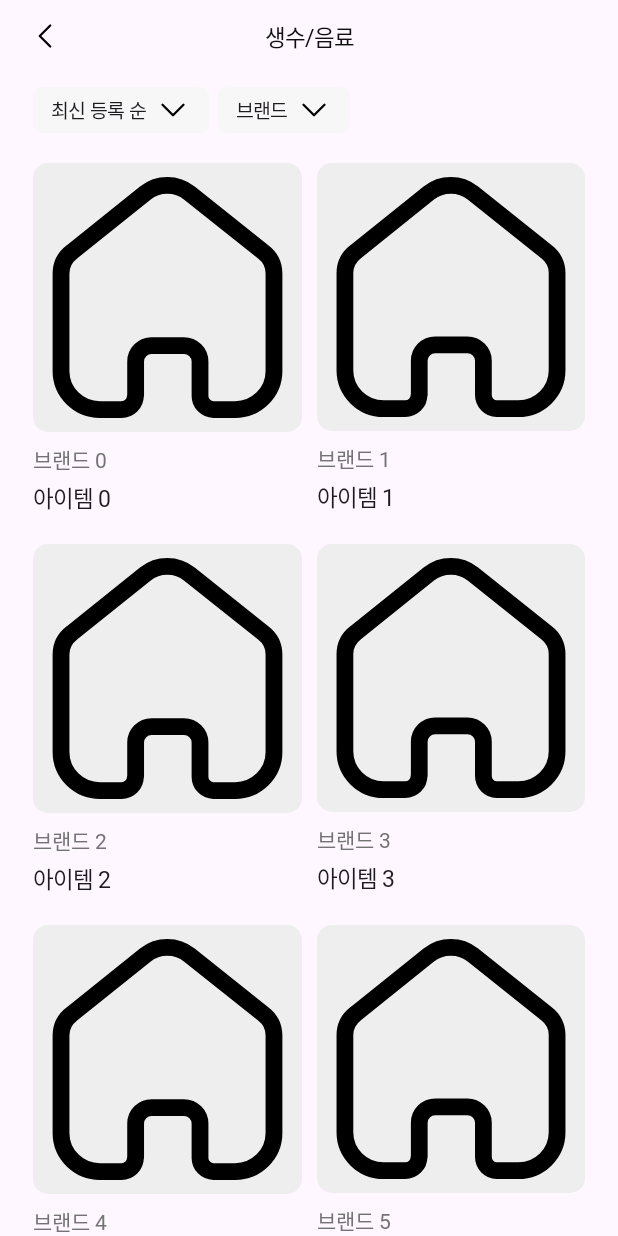
After one commit to zerosome-dev/zerosome-android, an Android app built with Jetpack Compose: the composable CategoryDetailScreen shown on its own in the app's theme, on a phone screen of 412 x 824 dp. The commit adds this screen. Run offline under Robolectric (Android 15) with nearby library versions, the phone set to English and light mode, and no system bars; Roboto replaces fonts that are not available here.

Commit message:
💄카테고리 디테일 화면 UI 개발.

```diff
--- /dev/null
+++ b/design/src/main/java/com/zerosome/design/ui/component/AppBarComponent.kt
@@ -0,0 +1,47 @@
+package com.zerosome.design.ui.component
+
+import androidx.compose.foundation.Image
+import androidx.compose.foundation.clickable
+import androidx.compose.foundation.interaction.MutableInteractionSource
+import androidx.compose.foundation.layout.Box
+import androidx.compose.foundation.layout.fillMaxWidth
+import androidx.compose.foundation.layout.padding
+import androidx.compose.foundation.layout.size
+import androidx.compose.foundation.layout.wrapContentHeight
+import androidx.compose.material.ripple.rememberRipple
+import androidx.compose.material3.Text
+import androidx.compose.runtime.Composable
+import androidx.compose.ui.Alignment
+import androidx.compose.ui.Modifier
+import androidx.compose.ui.graphics.painter.Painter
+import androidx.compose.ui.semantics.Role
+import androidx.compose.ui.unit.dp
+import com.zerosome.design.ui.theme.SubTitle1
+import com.zerosome.design.ui.theme.ZSColor
+
+@Composable
+fun AppBarItem(
+    backNavigationIcon: Painter? = null,
+    onBackPressed: () -> Unit = {},
+    navTitle: String, // TODO : WILL CHANGE TO ResId,
+) {
+    Box(
+        Modifier
+            .fillMaxWidth()
+            .wrapContentHeight()
+            .padding(horizontal = 18.dp, vertical = 12.dp)) {
+        backNavigationIcon?.let {
+            Image(painter = it, contentDescription = "Back Pressed", modifier = Modifier
+                .size(24.dp)
+                .clickable(
+                    onClick = onBackPressed,
+                    interactionSource = MutableInteractionSource(),
+                    indication = rememberRipple(),
+                    role = Role.Button
+                )
+                .align(Alignment.CenterStart))
+
+            Text(text = navTitle, style = SubTitle1, color = ZSColor.Neutral900, modifier = Modifier.align(Alignment.Center))
+        }
+    }
+}
--- a/design/src/main/java/com/zerosome/design/ui/component/DetailCardComponent.kt
+++ b/design/src/main/java/com/zerosome/design/ui/component/DetailCardComponent.kt
@@ -1,6 +1,5 @@
 package com.zerosome.design.ui.component
 
-import androidx.compose.foundation.BorderStroke
 import androidx.compose.foundation.background
 import androidx.compose.foundation.layout.Arrangement
 import androidx.compose.foundation.layout.Column
@@ -28,13 +27,13 @@ fun DetailCardComponent() {
         .wrapContentSize()
         .aspectRatio(100 / 109f),
         shadowElevation = 5.dp
-        ) {
+        )
+    {
         Column(horizontalAlignment = Alignment.CenterHorizontally, modifier = Modifier.padding(bottom = 16.dp)) {
             Spacer(modifier = Modifier
                 .height(216.dp)
                 .background(
                     color = ZSColor.Neutral500,
-                    shape = RoundedCornerShape(topStart = 12.dp, topEnd = 12.dp)
                 ))
             Spacer(modifier = Modifier.height(14.dp))
             Text(text = "#생수/음료 #탄산음료", style = Label1, color = ZSColor.Neutral500)
--- a/design/src/main/java/com/zerosome/design/ui/component/SimpleCardComponent.kt
+++ b/design/src/main/java/com/zerosome/design/ui/component/SimpleCardComponent.kt
@@ -5,15 +5,15 @@ import androidx.compose.foundation.background
 import androidx.compose.foundation.layout.Column
 import androidx.compose.foundation.layout.Row
 import androidx.compose.foundation.layout.Spacer
+import androidx.compose.foundation.layout.aspectRatio
+import androidx.compose.foundation.layout.defaultMinSize
 import androidx.compose.foundation.layout.fillMaxWidth
 import androidx.compose.foundation.layout.height
-import androidx.compose.foundation.layout.size
 import androidx.compose.foundation.shape.RoundedCornerShape
 import androidx.compose.material3.Text
 import androidx.compose.runtime.Composable
 import androidx.compose.ui.Modifier
 import androidx.compose.ui.draw.clip
-import androidx.compose.ui.draw.shadow
 import androidx.compose.ui.res.painterResource
 import androidx.compose.ui.text.style.TextOverflow
 import androidx.compose.ui.unit.dp
@@ -24,17 +24,19 @@ import com.zerosome.design.ui.theme.ZSColor
 
 @Composable
 fun SimpleCardComponent(
+    modifier: Modifier = Modifier,
     title: String,
     brandName: String,
     image: String
 ) {
-    Column {
+    Column(modifier = modifier) {
         Image(
             painter = painterResource(id = R.drawable.ic_home),
             contentDescription = "image",
-            modifier = Modifier
-                .size(150.dp)
+            modifier = modifier
                 .background(ZSColor.Neutral100, RoundedCornerShape(10.dp))
+                .defaultMinSize(150.dp, 150.dp)
+                .aspectRatio(1f)
                 .clip(
                     RoundedCornerShape(10.dp)
                 )
--- /dev/null
+++ b/design/src/main/java/com/zerosome/design/ui/component/ZSDropdown.kt
@@ -0,0 +1,53 @@
+package com.zerosome.design.ui.component
+
+import androidx.compose.foundation.Image
+import androidx.compose.foundation.background
+import androidx.compose.foundation.clickable
+import androidx.compose.foundation.interaction.MutableInteractionSource
+import androidx.compose.foundation.layout.Row
+import androidx.compose.foundation.layout.Spacer
+import androidx.compose.foundation.layout.padding
+import androidx.compose.foundation.layout.width
+import androidx.compose.foundation.shape.RoundedCornerShape
+import androidx.compose.material.ripple.rememberRipple
+import androidx.compose.material3.Text
+import androidx.compose.runtime.Composable
+import androidx.compose.runtime.remember
+import androidx.compose.ui.Alignment
+import androidx.compose.ui.Modifier
+import androidx.compose.ui.res.painterResource
+import androidx.compose.ui.semantics.Role
+import androidx.compose.ui.unit.dp
+import com.zerosome.design.R
+import com.zerosome.design.ui.theme.Label1
+import com.zerosome.design.ui.theme.ZSColor
+
+@Composable
+fun ZSDropdown(
+    placeholderText: String = "",
+    onItemSelected: () -> Unit,
+    selectedString: String = ""
+) {
+    Row(
+        modifier = Modifier
+            .clickable(
+                interactionSource = remember {
+                    MutableInteractionSource()
+                },
+                indication = rememberRipple(),
+                role = Role.DropdownList,
+                onClick = onItemSelected
+            )
+            .background(color = ZSColor.Neutral50, shape = RoundedCornerShape(6.dp)),
+        verticalAlignment = Alignment.CenterVertically
+    ) {
+        Spacer(modifier = Modifier.width(12.dp))
+        Text(text = selectedString.ifEmpty { placeholderText }, style = Label1, modifier = Modifier.padding(vertical = 6.dp))
+        Spacer(modifier = Modifier.width(6.dp))
+        Image(
+            painter = painterResource(id = R.drawable.ic_chevron_down),
+            contentDescription = "SHOW MORE"
+        )
+        Spacer(modifier = Modifier.width(12.dp))
+    }
+}
--- a/design/src/main/java/com/zerosome/design/ui/component/ZSTag.kt
+++ b/design/src/main/java/com/zerosome/design/ui/component/ZSTag.kt
@@ -13,7 +13,7 @@ import com.zerosome.design.ui.theme.ZSColor
 fun ZSTag(
     title: String
 ) {
-    Surface(shape = RoundedCornerShape(4.dp), modifier = Modifier.padding(vertical = 3.dp, horizontal = 6.dp), color = ZSColor.Neutral50) {
-        Text(text = title, color = ZSColor.Neutral700)
+    Surface(shape = RoundedCornerShape(4.dp), color = ZSColor.Neutral50) {
+        Text(text = title, color = ZSColor.Neutral700, modifier = Modifier.padding(vertical = 3.dp, horizontal = 6.dp))
     }
 }
--- /dev/null
+++ b/design/src/main/res/drawable/ic_chevron_down.xml
@@ -0,0 +1,13 @@
+<vector xmlns:android="http://schemas.android.com/apk/res/android"
+    android:width="24dp"
+    android:height="24dp"
+    android:viewportWidth="24"
+    android:viewportHeight="24">
+  <path
+      android:pathData="M19,8.5L12,15.5L5,8.5"
+      android:strokeLineJoin="round"
+      android:strokeWidth="1.5"
+      android:fillColor="#00000000"
+      android:strokeColor="#000000"
+      android:strokeLineCap="round"/>
+</vector>
--- /dev/null
+++ b/design/src/main/res/drawable/ic_chevron_left.xml
@@ -0,0 +1,13 @@
+<vector xmlns:android="http://schemas.android.com/apk/res/android"
+    android:width="24dp"
+    android:height="24dp"
+    android:viewportWidth="24"
+    android:viewportHeight="24">
+  <path
+      android:pathData="M15.5,19L8.5,12L15.5,5"
+      android:strokeLineJoin="round"
+      android:strokeWidth="1.5"
+      android:fillColor="#00000000"
+      android:strokeColor="#000000"
+      android:strokeLineCap="round"/>
+</vector>
--- /dev/null
+++ b/design/src/main/res/drawable/icon_check.xml
@@ -0,0 +1,11 @@
+<vector xmlns:android="http://schemas.android.com/apk/res/android"
+    android:width="24dp"
+    android:height="24dp"
+    android:viewportWidth="24"
+    android:viewportHeight="24">
+  <path
+      android:pathData="M6,11L10.5,16L17,8"
+      android:strokeWidth="1.8"
+      android:fillColor="#00000000"
+      android:strokeColor="#0F0F0F"/>
+</vector>
--- a/domain/build.gradle.kts
+++ b/domain/build.gradle.kts
@@ -24,12 +24,6 @@ android {
             )
         }
     }
-    buildFeatures {
-        compose = true
-    }
-    composeOptions {
-        kotlinCompilerExtensionVersion = "1.5.14"
-    }
     compileOptions {
         sourceCompatibility = JavaVersion.VERSION_1_8
         targetCompatibility = JavaVersion.VERSION_1_8
--- /dev/null
+++ b/domain/src/main/java/com/zerosome/domain/SortItem.kt
@@ -0,0 +1,9 @@
+package com.zerosome.domain
+
+enum class SortItem(val sortName: String) {
+    LATEST("최신 등록 순"),
+    RATING_HIGHEST("별점 높은 순"),
+    RATING_LOWEST("별점 낮은 순"),
+    REVIEW_HIGHEST("리뷰 많은 순"),
+    REVIEW_LOWEST("리뷰 적은 순")
+}
--- a/feat/main/build.gradle.kts
+++ b/feat/main/build.gradle.kts
@@ -42,6 +42,7 @@ android {
 
 dependencies {
     implementation(project(":design"))
+    implementation(project(":domain"))
 
     implementation(libs.androidx.core.ktx)
     implementation(libs.androidx.appcompat)
--- /dev/null
+++ b/feat/main/src/main/java/com/zerosome/main/category/CategoryDetailScreen.kt
@@ -0,0 +1,103 @@
+package com.zerosome.main.category
+
+import androidx.compose.foundation.Image
+import androidx.compose.foundation.layout.Arrangement
+import androidx.compose.foundation.layout.Column
+import androidx.compose.foundation.layout.ExperimentalLayoutApi
+import androidx.compose.foundation.layout.FlowRow
+import androidx.compose.foundation.layout.PaddingValues
+import androidx.compose.foundation.layout.Row
+import androidx.compose.foundation.layout.Spacer
+import androidx.compose.foundation.layout.fillMaxSize
+import androidx.compose.foundation.layout.fillMaxWidth
+import androidx.compose.foundation.layout.height
+import androidx.compose.foundation.layout.padding
+import androidx.compose.foundation.lazy.grid.GridCells
+import androidx.compose.foundation.lazy.grid.LazyVerticalGrid
+import androidx.compose.material3.Button
+import androidx.compose.material3.ExperimentalMaterial3Api
+import androidx.compose.material3.ModalBottomSheet
+import androidx.compose.material3.Text
+import androidx.compose.runtime.Composable
+import androidx.compose.runtime.getValue
+import androidx.compose.runtime.mutableStateOf
+import androidx.compose.runtime.remember
+import androidx.compose.runtime.setValue
+import androidx.compose.ui.Alignment
+import androidx.compose.ui.Modifier
+import androidx.compose.ui.graphics.Color
+import androidx.compose.ui.res.painterResource
+import androidx.compose.ui.unit.dp
+import com.zerosome.design.ui.component.AppBarItem
+import com.zerosome.design.ui.component.SimpleCardComponent
+import com.zerosome.design.ui.component.ZSChip
+import com.zerosome.design.ui.component.ZSDropdown
+import com.zerosome.design.ui.theme.H2
+import com.zerosome.design.ui.theme.SubTitle1
+import com.zerosome.design.ui.theme.SubTitle2
+import com.zerosome.domain.SortItem
+
+@Composable
+fun CategoryDetailScreen(onBackPressed: () -> Unit) {
+    var isCategoryDropdownShowing by remember {
+        mutableStateOf(false)
+    }
+    var isBrandDropdownShowing by remember {
+        mutableStateOf(false)
+    }
+    Column(modifier = Modifier.fillMaxSize(), horizontalAlignment = Alignment.CenterHorizontally){
+        AppBarItem(onBackPressed = onBackPressed, backNavigationIcon = painterResource(id = com.zerosome.design.R.drawable.ic_chevron_left), navTitle = "생수/음료")
+        Row(modifier = Modifier
+            .fillMaxWidth()
+            .padding(PaddingValues(vertical = 10.dp, horizontal = 22.dp)), horizontalArrangement = Arrangement.spacedBy(6.dp)) {
+            ZSDropdown(onItemSelected = { isCategoryDropdownShowing = true}, selectedString = SortItem.LATEST.sortName)
+            ZSDropdown(onItemSelected = { isBrandDropdownShowing = true }, placeholderText = "브랜드")
+        }
+        LazyVerticalGrid(columns = GridCells.Fixed(2), contentPadding = PaddingValues(horizontal = 22.dp, vertical = 10.dp), horizontalArrangement = Arrangement.spacedBy(10.dp), verticalArrangement = Arrangement.spacedBy(20.dp) ) {
+            items(40) {
+                SimpleCardComponent(title = "아이템 $it", brandName = "브랜드 $it", image = "", modifier = Modifier.fillMaxWidth())
+            }
+        }
+    }
+    if (isCategoryDropdownShowing) {
+        CategorySortBottomSheet {
+            isCategoryDropdownShowing = false
+        }
+    }
+    if (isBrandDropdownShowing) {
+        BrandFilterBottomSheet {
+            isBrandDropdownShowing = false
+        }
+    }
+}
+
+@OptIn(ExperimentalMaterial3Api::class)
+@Composable
+fun CategorySortBottomSheet(onDismissRequest: () -> Unit) {
+    ModalBottomSheet(onDismissRequest = onDismissRequest) {
+        SortItem.entries.forEach {
+            Row(modifier = Modifier.padding(vertical = 14.dp, horizontal = 24.dp), verticalAlignment = Alignment.CenterVertically) {
+                Text(text = it.sortName, style = SubTitle2)
+                Image(painter = painterResource(id = com.zerosome.design.R.drawable.icon_check), contentDescription = "CHECK")
+            }
+        }
+    }
+}
+
+@OptIn(ExperimentalMaterial3Api::class, ExperimentalLayoutApi::class)
+@Composable
+fun BrandFilterBottomSheet(onDismissRequest: () -> Unit) {
+    ModalBottomSheet(onDismissRequest = onDismissRequest) {
+        Text(text = "브랜드", style = H2, modifier = Modifier.padding(horizontal = 24.dp))
+        Spacer(modifier = Modifier.height(20.dp))
+        FlowRow(horizontalArrangement = Arrangement.spacedBy(10.dp), verticalArrangement = Arrangement.spacedBy(10.dp), modifier = Modifier.padding(horizontal = 24.dp)) {
+            for (i in 1..32) {
+                ZSChip(enable = i % 3 == 0, chipText = "브랜드 $i")
+            }
+        }
+        Spacer(modifier = Modifier.height(50.dp))
+        Button(onClick = onDismissRequest) {
+            Text(text = "적용", style = SubTitle1, color = Color.White)
+        }
+    }
+}
```
Also changed, not shown: design/src/main/java/com/zerosome/design/ui/component/ZSChip.kt (+3 -6 lines), feat/main/src/main/java/com/zerosome/main/CategorySelectionScreen.kt (+35 -11 lines), feat/main/src/main/java/com/zerosome/main/HomeScreen.kt (+11 -3 lines), feat/main/src/main/java/com/zerosome/main/MainDestination.kt (+10 -0 lines), feat/main/src/main/java/com/zerosome/main/MainScreen.kt (+14 -1 lines).
